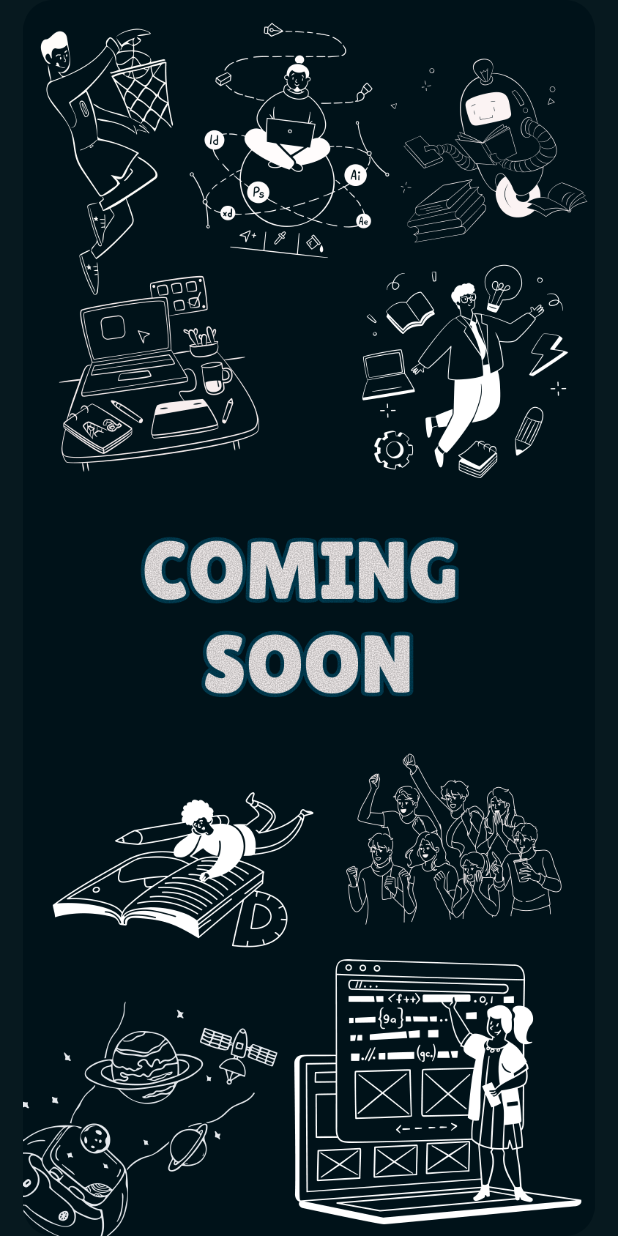
After one commit to ZenithRizz/ccell, a Flutter app: the ComingSoonPage screen opened by its route, on a phone screen of 412 x 824 dp. The commit adds this screen. Run offline on Flutter 3.47's test engine with Material 3 defaults, Android fonts, the phone set to English and light mode, and no system bars; our stand-ins replace dio, firebase_auth, firebase_core, firebase_messaging, flutter_local_notifications, flutter_screenutil and 6 more; missing offline and left inert: pwa_install, syncfusion_flutter_pdfviewer; accounts and stored records are empty.

Commit message:
coming soon page

```diff
--- /dev/null
+++ b/lib/coming_soon_page.dart
@@ -0,0 +1,41 @@
+import 'package:flutter/material.dart';
+
+class ComingSoonPage extends StatelessWidget {
+  final String featureName;
+
+  const ComingSoonPage({
+    super.key,
+    required this.featureName,
+  });
+
+  @override
+  Widget build(BuildContext context) {
+    return Scaffold(
+      body: GestureDetector(
+        onTap: () => Navigator.pop(context), // Tap anywhere to go back
+        child: Container(
+          width: double.infinity,
+          height: double.infinity,
+          color: const Color(0xFF07191F), // Background color for transparent image
+          child: Image.asset(
+            'assets/images/comingsoon.png',
+            fit: BoxFit.contain, // Changed to contain to preserve aspect ratio
+            errorBuilder: (context, error, stackTrace) {
+              // Fallback if image doesn't load
+              return Container(
+                color: const Color(0xFF07191F),
+                child: const Center(
+                  child: Icon(
+                    Icons.construction,
+                    size: 100,
+                    color: Colors.orange,
+                  ),
+                ),
+              );
+            },
+          ),
+        ),
+      ),
+    );
+  }
+}
--- a/lib/main.dart
+++ b/lib/main.dart
@@ -20,6 +20,7 @@ import 'lnm_page.dart';
 import 'firebase_options.dart';
 import 'package:flutter_screenutil/flutter_screenutil.dart';
 import 'package:flutter_local_notifications/flutter_local_notifications.dart';
+import 'package:login_page/coming_soon_page.dart';
 
 @pragma('vm:entry-point')
 Future<void> _firebaseMessagingBackgroundHandler(RemoteMessage message) async {
@@ -204,6 +205,7 @@ class MyApp extends StatelessWidget {
           '/welcome': (context) => const WelcomeScreen(),
           '/hostel_registration': (context) => const HostelRegistrationScreen(),
           '/login': (context) => LoginPage(),
+          '/coming_soon': (context) => const ComingSoonPage(featureName: 'Feature'),
         },
         home: const AuthLoadingScreen(),
       ),
--- a/pubspec.yaml
+++ b/pubspec.yaml
@@ -190,6 +190,7 @@ flutter:
       - assets/images/tech/debsoc/debsoc_logo.jpg
       - assets/images/tech/astronomy/astro_logo.jpg
       - assets/images/tech/ecell/ecell_logo.jpg
+      - assets/images/comingsoon.png
 
   # An image asset can refer to one or more resolution-specific "variants", see
   # https://flutter.dev/to/resolution-aware-images
```
Also changed, not shown: lib/home_page.dart (+26 -1 lines), assets/images/comingsoon.png (added).
